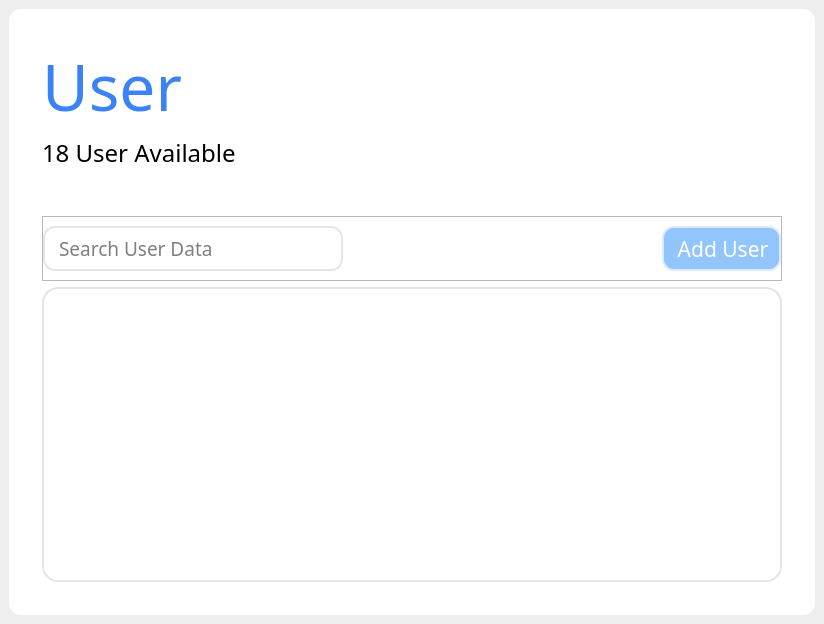
Qt form form.ui (al-dioooo/bookster) before a commit.
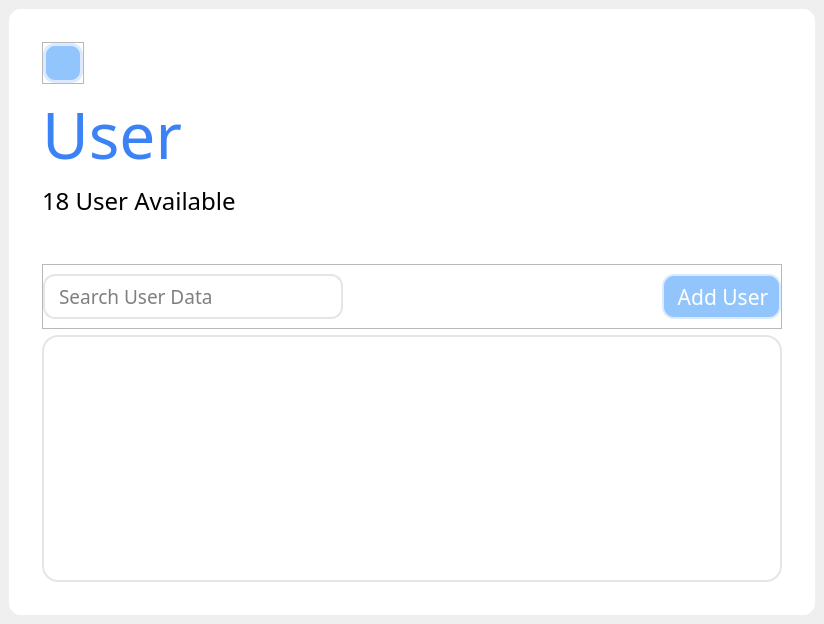
The same form after that commit. The open tabs and pages were chosen to show the change. Icons and pictures are not drawn.

Commit message: Add user CRUD

```diff
--- a/form.ui
+++ b/form.ui
@@ -1221,6 +1221,67 @@
       </widget>
       <widget class="QWidget" name="userManagementPage">
        <layout class="QVBoxLayout" name="verticalLayout_15">
+        <item alignment="Qt::AlignmentFlag::AlignLeft">
+         <widget class="QFrame" name="frame_11">
+          <property name="frameShape">
+           <enum>QFrame::Shape::StyledPanel</enum>
+          </property>
+          <property name="frameShadow">
+           <enum>QFrame::Shadow::Raised</enum>
+          </property>
+          <layout class="QHBoxLayout" name="horizontalLayout_9">
+           <property name="leftMargin">
+            <number>0</number>
+           </property>
+           <property name="topMargin">
+            <number>0</number>
+           </property>
+           <property name="rightMargin">
+            <number>0</number>
+           </property>
+           <property name="bottomMargin">
+            <number>0</number>
+           </property>
+           <item alignment="Qt::AlignmentFlag::AlignLeft">
+            <widget class="QToolButton" name="userManagementBackButton">
+             <property name="minimumSize">
+              <size>
+               <width>40</width>
+               <height>40</height>
+              </size>
+             </property>
+             <property name="styleSheet">
+              <string notr="true">QToolButton {
+	background: #93C5FD;
+	color: #FFF;
+	border-radius: 12px;
+	border: 3px solid #DBEAFE;
+	padding: 3px 3px 3px 6px;
+}
+
+QToolButton:hover {
+	background: rgba(147, 197, 253, 200);
+}
+
+QToolButton:pressed {
+	background: rgba(147, 197, 253, 150);
+}
+
+QToolButton QLabel {
+	margin-left: 6px;
+}</string>
+             </property>
+             <property name="text">
+              <string/>
+             </property>
+             <property name="icon">
+              <iconset theme="QIcon::ThemeIcon::GoPrevious"/>
+             </property>
+            </widget>
+           </item>
+          </layout>
+         </widget>
+        </item>
         <item>
          <layout class="QVBoxLayout" name="verticalLayout_14">
           <item>
@@ -1425,8 +1486,8 @@
             <rect>
              <x>0</x>
              <y>0</y>
-             <width>96</width>
-             <height>26</height>
+             <width>724</width>
+             <height>226</height>
             </rect>
            </property>
            <layout class="QVBoxLayout" name="verticalLayout_13">
```
Left out of the diff: 2 changed lines with no effect on the pictures. The commit also changes 17 other files.
